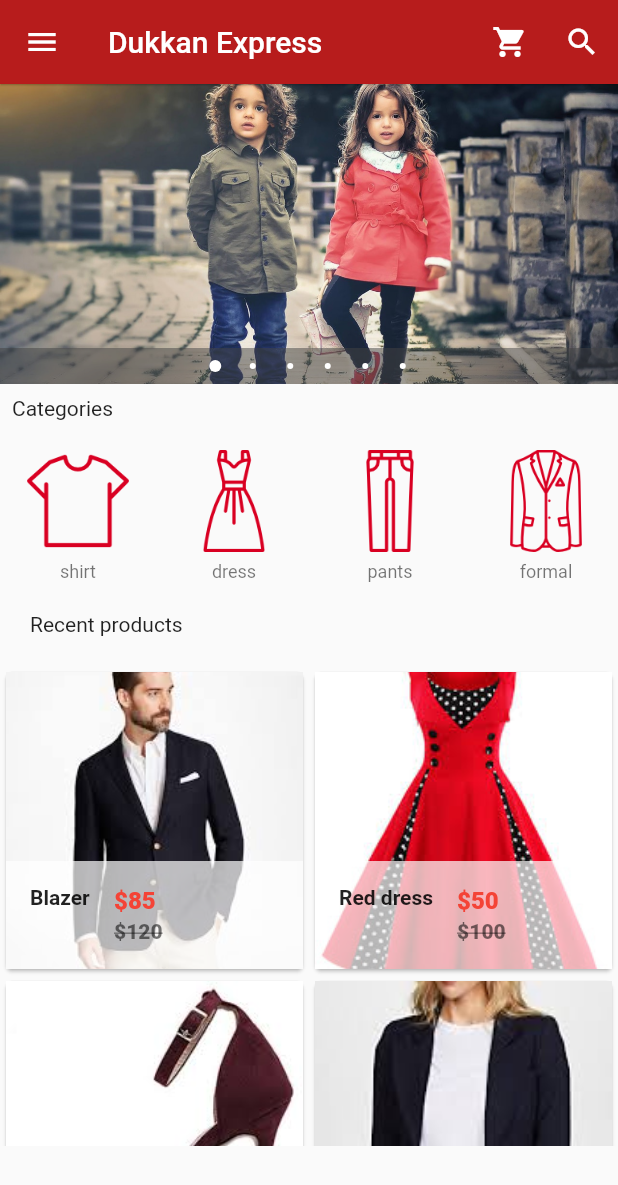
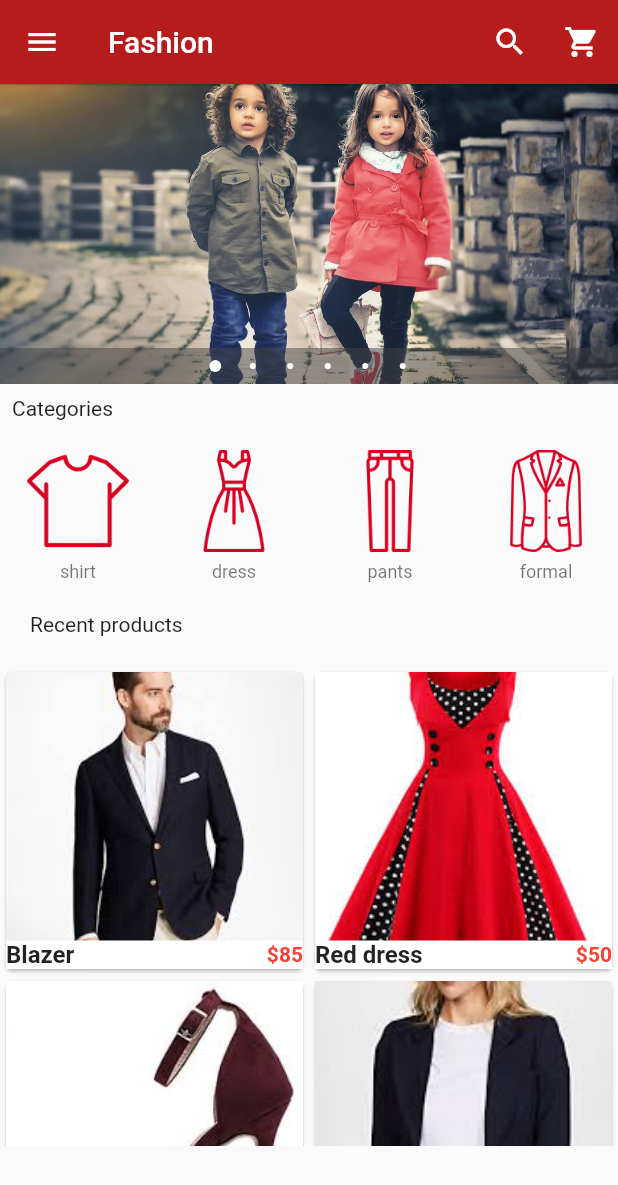
Before and after one commit to petersamuel10/Shopping, a Flutter app: the screen it shows after launch, on a phone screen of 412 x 824 dp. Shown: the top 1185 px of the screen. Run offline on Flutter 3.47's test engine with Material 2 defaults, Android fonts, the phone set to English and light mode, and no system bars; drawn by our look-alikes of carousel_pro.

```diff
--- a/lib/components/Products.dart
+++ b/lib/components/Products.dart
@@ -1,5 +1,5 @@
 import 'package:flutter/material.dart';
-import 'package:shopping/screens/product_details.dart';
+import 'package:shopping/pages/product_details.dart';
 
 class Products extends StatefulWidget {
   @override
@@ -27,14 +27,44 @@ class _ProductsState extends State<Products> {
       "price": 85,
     },
     {
-      "name": "Blazer1",
+      "name": "Blazer2",
       "picture": "assets/products/blazer2.jpeg",
       "old_price": 120,
       "price": 85,
     },
     {
-      "name": "Blazer2",
+      "name": "Dress",
       "picture": "assets/products/dress2.jpeg",
+      "old_price": 160,
+      "price": 95,
+    },
+    {
+      "name": "Shoe2",
+      "picture": "assets/products/hills2.jpeg",
+      "old_price": 120,
+      "price": 85,
+    },
+    {
+      "name": "Pants",
+      "picture": "assets/products/pants1.jpg",
+      "old_price": 120,
+      "price": 85,
+    },
+    {
+      "name": "Pant",
+      "picture": "assets/products/pants2.jpeg",
+      "old_price": 120,
+      "price": 85,
+    },
+    {
+      "name": "Skt",
+      "picture": "assets/products/skt1.jpeg",
+      "old_price": 120,
+      "price": 85,
+    },
+    {
+      "name": "Skirt",
+      "picture": "assets/products/skt2.jpeg",
       "old_price": 120,
       "price": 85,
     },
@@ -56,7 +86,6 @@ class _ProductsState extends State<Products> {
         });
   }
 }
-
 class Single_prod extends StatelessWidget {
   final prod_name;
   final prod_picture;
@@ -76,29 +105,22 @@ class Single_prod extends StatelessWidget {
           tag: prod_name,
           child: Material(
             child: InkWell(
-              onTap: () {},
+              onTap: () => Navigator.of(context).push(MaterialPageRoute(
+                  builder: (context) => ProductDetails(
+                        productName: prod_name,
+                        productPicture: prod_picture,
+                        productOldPrice: prod_old_price,
+                        productPrice: prod_price,
+                      ))),
               child: GridTile(
                   footer: Container(
-                    color: Colors.white70,
-                    child: ListTile(
-                      leading: Text(
-                        prod_name,
-                        style: TextStyle(fontWeight: FontWeight.bold),
-                      ),
-                      title: Text(
-                        "\$$prod_price",
-                        style: TextStyle(
-                            color: Colors.red, fontWeight: FontWeight.w800),
-                      ),
-                      subtitle: Text(
-                        "\$$prod_old_price",
-                        style: TextStyle(
-                            color: Colors.black54,
-                            fontWeight: FontWeight.w800,
-                            decoration
-                                :TextDecoration.lineThrough),
-                      ),
-                    ),
+                    color: Colors.white,
+                   child: Row(
+                     children: <Widget>[
+                       Expanded(child: Text(prod_name, style: TextStyle(fontWeight: FontWeight.bold, fontSize: 16.0),)),
+                       Text("\$${prod_price}", style: TextStyle(color: Colors.red, fontWeight: FontWeight.bold),)
+                     ],
+                   ),
                   ),
                   child: Image.asset(
                     prod_picture,
--- a/lib/main.dart
+++ b/lib/main.dart
@@ -1,6 +1,6 @@
 import 'package:flutter/material.dart';
 import 'package:shopping/Splash.dart';
-import 'package:shopping/screens/Home.dart';
+import 'package:shopping/pages/Home.dart';
 
 void main() => runApp(MyApp());
 
@@ -9,6 +9,7 @@ class MyApp extends StatelessWidget {
   @override
   Widget build(BuildContext context) {
     return MaterialApp(
+      debugShowCheckedModeBanner: false,
       initialRoute: '/',
       routes: {
         '/': (context) => Splash(),
--- a/lib/screens/Home.dart
+++ b/lib/pages/Home.dart
@@ -2,6 +2,7 @@ import 'package:carousel_pro/carousel_pro.dart';
 import 'package:flutter/material.dart';
 import 'package:shopping/components/Horizontal_listview.dart';
 import 'package:shopping/components/Products.dart';
+import 'package:shopping/pages/cart.dart';
 
 class Home extends StatefulWidget {
   @override
@@ -34,14 +35,17 @@ class _HomeState extends State<Home> {
     return Scaffold(
       appBar: AppBar(
         elevation: 0.5,
-        title: Text('Dukkan Express'),
+        title: Text('Fashion'),
         backgroundColor: Colors.red[900],
         actions: <Widget>[
           IconButton(
+              icon: Icon(Icons.search, color: Colors.white), onPressed: () {}),
+          IconButton(
               icon: Icon(Icons.shopping_cart, color: Colors.white),
-              onPressed: () {}),
-          IconButton(
-              icon: Icon(Icons.search, color: Colors.white), onPressed: () {}),
+              onPressed: () {
+                Navigator.push(
+                    context, MaterialPageRoute(builder: (context) => Cart()));
+              }),
         ],
       ),
       drawer: Drawer(
@@ -94,11 +98,14 @@ class _HomeState extends State<Home> {
               ),
             ),
             InkWell(
-              onTap: () {},
+              onTap: () {
+                Navigator.push(
+                    context, MaterialPageRoute(builder: (context) => Cart()));
+              },
               child: ListTile(
-                title: Text('Categories'),
+                title: Text('Shopping cart'),
                 leading: Icon(
-                  Icons.dashboard,
+                  Icons.shopping_cart,
                   color: Colors.red,
                 ),
               ),
@@ -149,8 +156,10 @@ class _HomeState extends State<Home> {
           // Horizontal list view
           HorizontalList(),
           //padding widget
-          Padding(padding: const EdgeInsets.all(20.0),
-          child: Text('Recent products'),),
+          Padding(
+            padding: const EdgeInsets.all(20.0),
+            child: Text('Recent products'),
+          ),
           // grid view
           Container(
             height: 320.0,
```
Also changed, not shown: lib/Splash.dart (+4 -4 lines), lib/components/cart_products.dart (added, +134 -0 lines), lib/pages/cart.dart (added, +47 -0 lines), lib/pages/product_details.dart (added, +244 -0 lines), lib/screens/product_details.dart (deleted, +0 -12 lines), 3 other files.
